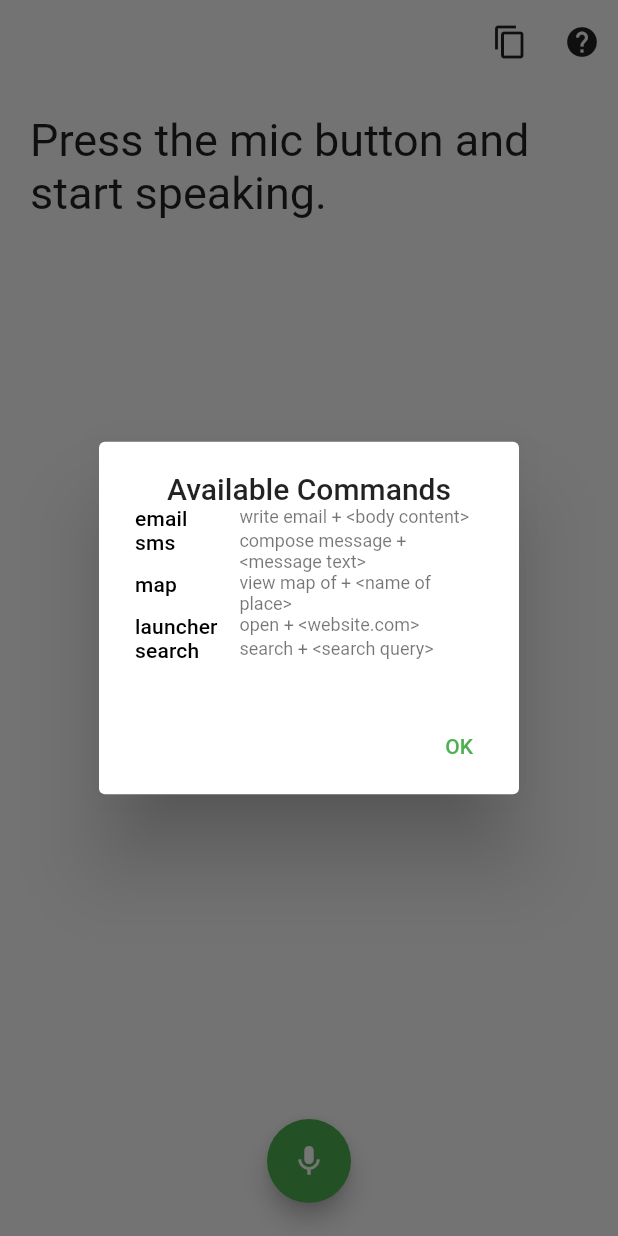
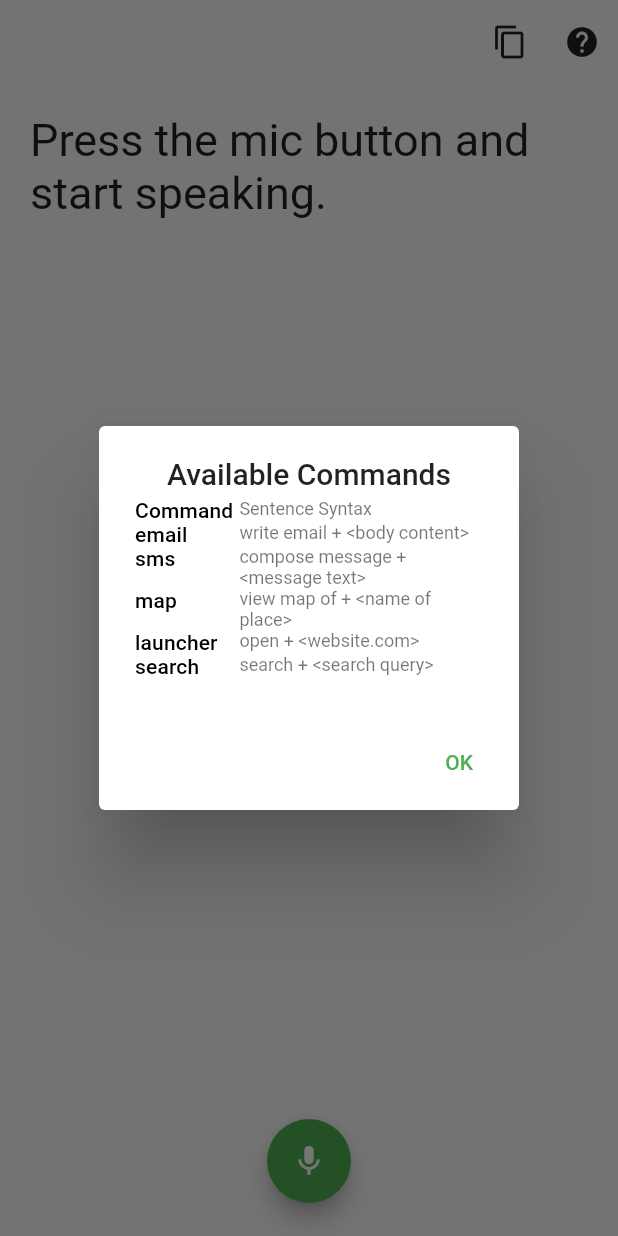
Before and after one commit to harlanx/voice_recorder_recognizer, a Flutter app: the SpeechRecognizerPage widget shown alone on an empty page, opened directly, after a tap on the "help" icon, on a phone screen of 412 x 824 dp. Run offline on Flutter 3.47's test engine with Material 2 defaults, Android fonts, the phone set to English and light mode, and no system bars; drawn by our look-alikes of avatar_glow; our stand-ins replace flutter_spinkit, permission_handler, speech_to_text; missing offline and left inert: flutter_sound.

Commit message:
updated commands table

```diff
--- a/lib/pages/speech_recognizer_page.dart
+++ b/lib/pages/speech_recognizer_page.dart
@@ -74,12 +74,26 @@ class _SpeechRecognizerPageState extends State<SpeechRecognizerPage> with Automa
                                 'Available Commands',
                                 style: Theme.of(context).textTheme.headline6,
                               ),
+                              SizedBox(height: 5),
                               Table(
                                 columnWidths: {
                                   0: FlexColumnWidth(0.3),
                                   1: FlexColumnWidth(0.7),
                                 },
-                                children: _commandsDesc.entries
+                                children: [
+                                  TableRow(
+                                    children: [
+                                      Text(
+                                        'Command',
+                                        style: Theme.of(context).textTheme.subtitle2,
+                                      ),
+                                      Text(
+                                        'Sentence Syntax',
+                                        style: Theme.of(context).textTheme.caption,
+                                      )
+                                    ],
+                                  ),
+                                  ..._commandsDesc.entries
                                       .map((e) => TableRow(children: [
                                             Text(
                                               e.key,
@@ -91,6 +105,7 @@ class _SpeechRecognizerPageState extends State<SpeechRecognizerPage> with Automa
                                             )
                                           ]))
                                       .toList(),
+                                ],
                               ),
                             ],
                           ),
```
Lines whose indentation alone changed are shown as unchanged.
